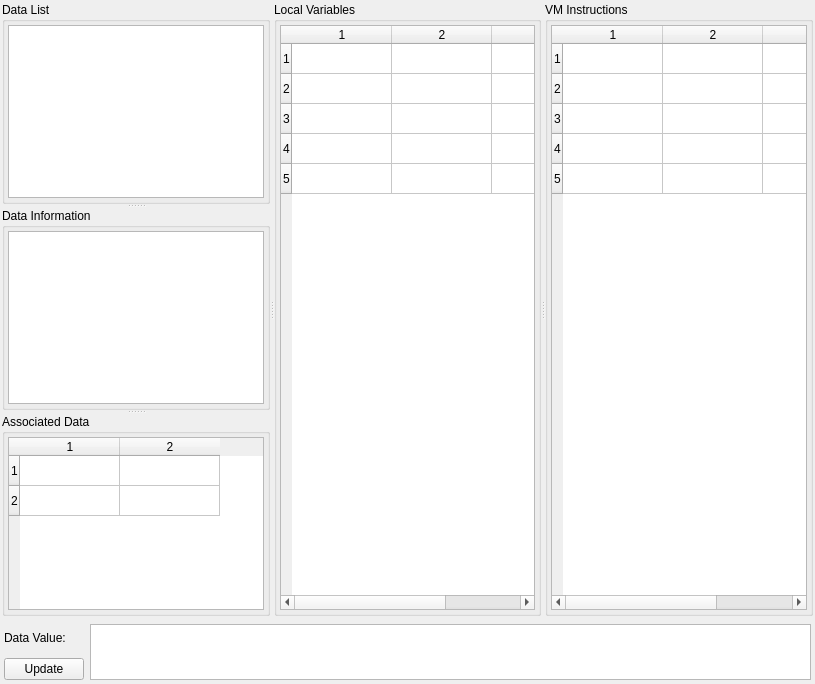
First picture: the form in src/daoMonitor.ui, repository daokoder/daostudio, before the edit.
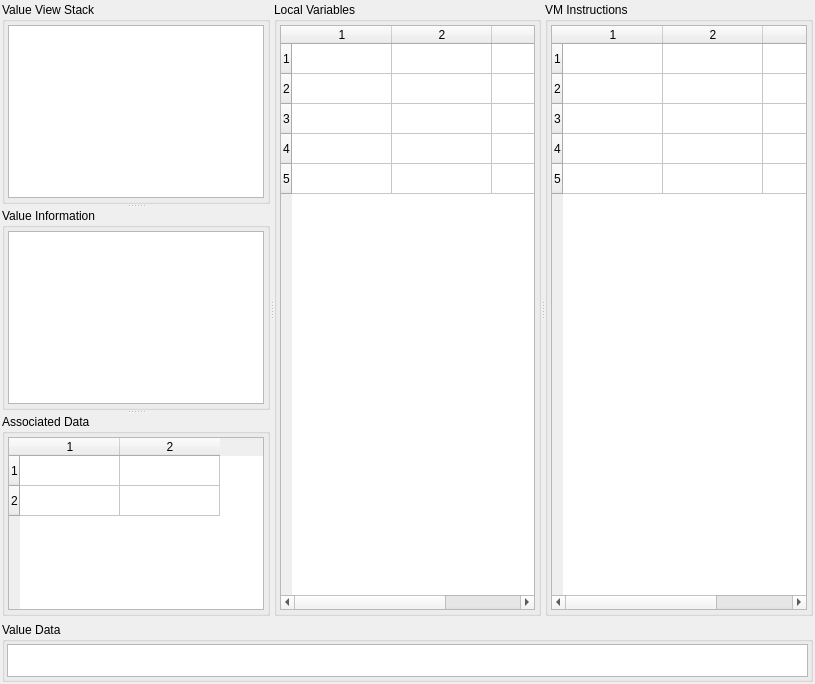
Second picture: the form after the edit.

```diff
--- a/src/daoMonitor.ui
+++ b/src/daoMonitor.ui
@@ -34,7 +34,7 @@
         </size>
        </property>
        <property name="title">
-        <string>Data List</string>
+        <string>Value View Stack</string>
        </property>
        <layout class="QVBoxLayout" name="verticalLayout">
         <property name="margin">
@@ -53,7 +53,7 @@
         </size>
        </property>
        <property name="title">
-        <string>Data Information</string>
+        <string>Value Information</string>
        </property>
        <layout class="QVBoxLayout" name="verticalLayout_4">
         <property name="margin">
@@ -200,50 +200,20 @@
     </widget>
    </item>
    <item>
-    <widget class="QWidget" name="widget_4" native="true">
+    <widget class="QGroupBox" name="groupBox_4">
      <property name="maximumSize">
       <size>
        <width>16777215</width>
        <height>60</height>
       </size>
      </property>
+     <property name="title">
+      <string>Value Data</string>
+     </property>
      <layout class="QHBoxLayout" name="horizontalLayout">
       <property name="margin">
        <number>2</number>
       </property>
-      <item>
-       <layout class="QVBoxLayout" name="verticalLayout_5">
-        <property name="sizeConstraint">
-         <enum>QLayout::SetMinimumSize</enum>
-        </property>
-        <item>
-         <widget class="QLabel" name="label_7">
-          <property name="maximumSize">
-           <size>
-            <width>100</width>
-            <height>16777215</height>
-           </size>
-          </property>
-          <property name="text">
-           <string>Data Value:</string>
-          </property>
-         </widget>
-        </item>
-        <item>
-         <widget class="QPushButton" name="btnUpdateValue">
-          <property name="maximumSize">
-           <size>
-            <width>100</width>
-            <height>16777215</height>
-           </size>
-          </property>
-          <property name="text">
-           <string>Update</string>
-          </property>
-         </widget>
-        </item>
-       </layout>
-      </item>
       <item>
        <widget class="QTextEdit" name="wgtDataValue">
         <property name="sizePolicy">
@@ -264,6 +234,9 @@
           <height>60</height>
          </size>
         </property>
+        <property name="readOnly">
+         <bool>true</bool>
+        </property>
        </widget>
       </item>
      </layout>
```
Left out of the diff: 3 changed lines with no effect on the pictures.
